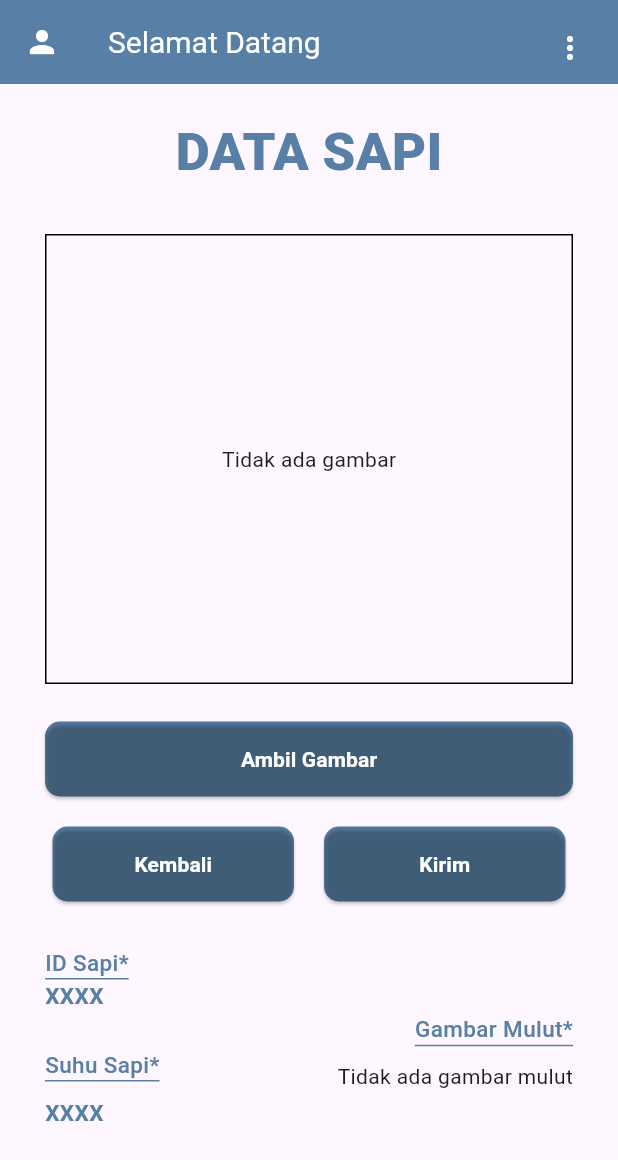
After one commit to MuhammadTsabitAlAzam/cowshed, a Flutter app: the KakiScreen screen opened directly, on a phone screen of 412 x 824 dp. The commit adds this screen. Shown: the top 1160 px of the screen. Run offline on Flutter 3.47's test engine with Material 2 defaults, Android fonts, the phone set to English and light mode, and no system bars; our stand-ins replace image_picker, persistent_bottom_nav_bar; project files that could hold a hidden picture were left out.

Commit message:
Tampilan Done

```diff
--- a/lib/Component/BottomNavbar.dart
+++ b/lib/Component/BottomNavbar.dart
@@ -1,5 +1,6 @@
 import 'package:cowshed/Screen/HasilScanScreen.dart';
 import 'package:cowshed/Screen/ProfileScreen.dart';
+import 'package:cowshed/Screen/ScanScreen.dart';
 import 'package:cowshed/Templates/Color/myColor.dart';
 import 'package:flutter/material.dart';
 import 'package:persistent_bottom_nav_bar/persistent_tab_view.dart';
@@ -41,7 +42,7 @@ class BottomNavbar extends StatelessWidget {
   List<Widget> _buildScreens() {
     return [
       HomeScreen(),
-      Container(),
+      ScanScreen(),
       HasilScanScreen(),
       ProfileScreen(),
     ];
--- /dev/null
+++ b/lib/Page/KakiPage.dart
@@ -0,0 +1,145 @@
+import 'dart:io';
+
+import 'package:cowshed/Page/DataSapiPage.dart';
+import 'package:cowshed/Screen/DataSapiScreen.dart';
+import 'package:cowshed/Templates/Button/HalfButton.dart';
+import 'package:flutter/material.dart';
+import 'package:image_picker/image_picker.dart';
+
+import '../Templates/Color/myColor.dart';
+import '../Templates/Text/Text.dart';
+import '../Templates/Button/DefaultButton.dart';
+
+class KakiPage extends StatefulWidget {
+  final File? mulut;
+  KakiPage({Key? key, this.mulut}) : super(key: key);
+
+  @override
+  _KakiPageState createState() => _KakiPageState();
+}
+
+class _KakiPageState extends State<KakiPage> {
+  File? picture;
+  bool _isPictureTaken = false;
+
+  void _pickImage() async {
+    final XFile? pickedImage = await ImagePicker().pickImage(source: ImageSource.camera);
+
+    if (pickedImage != null) {
+      setState(() {
+        picture = File(pickedImage.path);
+        _isPictureTaken = true;
+      });
+    }
+  }
+
+  @override
+  Widget build(BuildContext context) {
+    return SingleChildScrollView(
+      child: Container(
+        padding: EdgeInsets.symmetric(vertical: 20, horizontal: 30),
+        child: Column(
+          children: [
+            BoldThemedText('DATA SAPI'),
+            SizedBox(height: 30,),
+            Stack(
+              alignment: Alignment.center,
+              children: [
+                if (!_isPictureTaken)
+                  Container(
+                    width: double.infinity,
+                    height: 300,
+                    decoration: BoxDecoration(
+                      border: Border.all(color: Colors.black, width: 1),
+                    ),
+                    child: Center(
+                      child: Text('Tidak ada gambar'),
+                    ),
+                  ),
+                if (_isPictureTaken)
+                  Image.file(
+                    picture!,
+                    width: MediaQuery.of(context).size.width - 70,
+                    fit: BoxFit.cover,
+                  ),
+              ],
+            ),
+            SizedBox(height: 25,),
+            DefaultButton(
+              onPressed: _pickImage,
+              label: 'Ambil Gambar',
+            ),
+            SizedBox(height: 20,),
+            Container(
+              width: MediaQuery.of(context).size.width-70,
+              child: Row(
+                children: [
+                  HalfButton(
+                    label: 'Kembali',
+                    onPressed: () {
+                      Navigator.of(context).pop();
+                    },
+                  ),
+                  SizedBox(width: 20,),
+                  HalfButton(
+                    label: 'Kirim',
+                    onPressed: () {
+                      if (picture != null) {
+                        Navigator.of(context).push(
+                          MaterialPageRoute(
+                            builder: (context) => DataSapiScreen(mulut: widget.mulut, kaki: picture,),
+                          ),
+                        );
+                      }
+                    },
+                  ),
+                ],
+              ),
+            ),
+            SizedBox(height: 30,),
+            Container(
+              child: Row(
+                mainAxisAlignment: MainAxisAlignment.spaceBetween,
+                    children: [
+                      Container(
+                        child: Column(
+                          crossAxisAlignment: CrossAxisAlignment.start,
+                          children: [
+                            UnderlineThemedText('ID Sapi*'),
+                            CommonThemedText('XXXX'),
+                            SizedBox(height: 25,),
+                            UnderlineThemedText('Suhu Sapi*'),
+                            SizedBox(height: 10,),
+                            CommonThemedText('XXXX')
+                          ],
+                        ),
+                      ),
+                      Container(
+                        child: Column(
+                          crossAxisAlignment: CrossAxisAlignment.end,
+                          children: [
+                            SizedBox(height: 20,),
+                            UnderlineThemedText('Gambar Mulut*'),
+                            SizedBox(height: 10,),
+                            Container(
+                              child: widget.mulut != null
+                                  ? Image.file(
+                                widget.mulut!,
+                                width: 100,
+                                height: 150,
+                                fit: BoxFit.cover,
+                              )
+                                  : Text('Tidak ada gambar mulut'),
+                            )
+                          ],
+                        ),
+                      ),
+                    ],
+                  ),
+            ),
+          ],
+        ),
+      ),
+    );
+  }
+}
--- a/lib/Page/LandingPage.dart
+++ b/lib/Page/LandingPage.dart
@@ -2,7 +2,6 @@ import 'package:cowshed/Screen/LoginScreen.dart';
 import 'package:cowshed/Screen/RegisterScreen.dart';
 import 'package:cowshed/Templates/Button/DefaultButton.dart';
 import 'package:flutter/material.dart';
-import 'package:flutter_svg/flutter_svg.dart';
 
 class LandingPage extends StatelessWidget {
   LandingPage({Key? key});
--- /dev/null
+++ b/lib/Page/SuhuPage.dart
@@ -0,0 +1,48 @@
+import 'package:cowshed/Screen/MulutScreen.dart';
+import 'package:cowshed/Templates/Button/DefaultButton.dart';
+import 'package:cowshed/Templates/Color/myColor.dart';
+import 'package:cowshed/Templates/Text/Text.dart';
+import 'package:cowshed/Templates/Textfield/ScanTextField.dart';
+import 'package:flutter/material.dart';
+
+class SuhuPage extends StatelessWidget {
+  SuhuPage({Key? key}) ;
+
+  final TextEditingController _suhu =  TextEditingController();
+
+  @override
+  Widget build(BuildContext context) {
+    return Container(
+      padding: EdgeInsets.symmetric(vertical: 20, horizontal: 25),
+      child: Column(
+        children: [
+          BoldThemedText('DATA SAPI'),
+          SizedBox(height: 30,),
+          Align(
+            alignment: Alignment.topLeft,
+            child: Column(
+              crossAxisAlignment: CrossAxisAlignment.start,
+              children: [
+                UnderlineThemedText('ID Sapi*'),
+                SizedBox(height: 10,),
+                CommonThemedText('XXXX'),
+                SizedBox(height: 25,),
+                UnderlineThemedText('Suhu Sapi*'),
+                SizedBox(height: 10,),
+                ScanTextField(controller: _suhu)
+              ],
+            ),
+          ),
+          SizedBox(height: 40,),
+          DefaultButton(label: 'Scan Mulut Sapi', onPressed: (){
+              Navigator.push(
+                context,
+                MaterialPageRoute(builder: (context) => MulutScreen()),
+              );
+          })
+        ],
+      ),
+
+    );
+  }
+}
--- /dev/null
+++ b/lib/Screen/KakiScreen.dart
@@ -0,0 +1,35 @@
+import 'dart:io';
+
+import 'package:cowshed/Page/KakiPage.dart';
+import 'package:flutter/material.dart';
+import '../Component/UserAppbar.dart';
+import '../Page/MulutPage.dart';
+
+class KakiScreen extends StatefulWidget {
+  final File? mulut;
+  KakiScreen({Key? key, this.mulut}) : super(key: key);
+
+  @override
+  State<KakiScreen> createState() => _KakiScreenState();
+}
+
+class _KakiScreenState extends State<KakiScreen> {
+  @override
+  Widget build(BuildContext context) {
+    return Scaffold(
+      appBar: UserAppBar(),
+      body: SafeArea(
+        child: SingleChildScrollView(
+          scrollDirection: Axis.vertical,
+          child: Column(
+            mainAxisAlignment: MainAxisAlignment.start,
+            crossAxisAlignment: CrossAxisAlignment.center,
+            children: [
+              KakiPage(mulut: widget.mulut,),
+            ],
+          ),
+        ),
+      ),
+    );
+  }
+}
--- /dev/null
+++ b/lib/Templates/Button/HalfButton.dart
@@ -0,0 +1,31 @@
+import 'package:cowshed/Templates/Color/myColor.dart';
+import 'package:flutter/material.dart';
+
+class HalfButton extends StatelessWidget {
+  final String label;
+  final Function() onPressed;
+  HalfButton({required this.label, required this.onPressed}) ;
+
+  @override
+  Widget build(BuildContext context) {
+    return Container(
+      width: MediaQuery.of(context).size.width/2-45,
+      height: 50,
+      decoration: BoxDecoration(
+        borderRadius: BorderRadius.circular(10),
+        color: AppColors.myColor,
+      ),
+      child: ElevatedButton(
+        onPressed: onPressed,
+        child: Text(label, style: TextStyle(color: Colors.white, fontWeight: FontWeight.bold),),
+        style: ElevatedButton.styleFrom(
+          primary: Colors.transparent,
+          onPrimary: Colors.transparent,
+          shape: RoundedRectangleBorder(
+            borderRadius: BorderRadius.circular(10), // Atur radius ke 10
+          ),
+        ),
+      ),
+    );
+  }
+}
--- a/lib/Templates/Text/Text.dart
+++ b/lib/Templates/Text/Text.dart
@@ -60,7 +60,7 @@ Widget LightThemedText(String title) => Text(
       title,
       style: TextStyle(
           // fontFamily: '',
-          fontSize: 10,
+          fontSize: 12,
           color: AppColors.myColor),
     );
 
@@ -87,3 +87,19 @@ Widget AppBarText(String title) => Text(
       fontSize: 20,
       color: Colors.white, fontWeight: FontWeight.w400),
 );
+
+Widget UnderlineThemedText(String title) => Container(
+  decoration:  BoxDecoration(
+      border: Border(
+          bottom: BorderSide(color: AppColors.myColor))
+  ),
+  child:   Text(
+    title,
+    style: TextStyle(
+      // fontFamily: '',
+        fontSize: 15,
+        color: AppColors.myColor,
+        fontWeight: FontWeight.w500,
+    ),
+  ),
+);
--- a/lib/main.dart
+++ b/lib/main.dart
@@ -1,10 +1,8 @@
 import 'package:cowshed/Screen/LandingScreen.dart';
-import 'package:cowshed/Screen/LoginScreen.dart';
-import 'package:cowshed/Screen/RegisterScreen.dart';
 import 'package:flutter/material.dart';
 
-void main() {
-  runApp(const MyApp());
+void main() async {
+  runApp(MyApp());
 }
 
 class MyApp extends StatelessWidget {
--- a/pubspec.yaml
+++ b/pubspec.yaml
@@ -35,9 +35,8 @@ dependencies:
   # The following adds the Cupertino Icons font to your application.
   # Use with the CupertinoIcons class for iOS style icons.
   cupertino_icons: ^1.0.2
-  flutter_svg: ^2.0.7
   persistent_bottom_nav_bar: ^5.0.2
-  pluto_grid: ^7.0.2
+  image_picker: ^1.0.4
 
 dev_dependencies:
   flutter_test:
```
Also changed, not shown: lib/Page/DataSapiPage.dart (added, +102 -0 lines), lib/Page/MulutPage.dart (added, +102 -0 lines), lib/Page/ScanPage.dart (added, +45 -0 lines), lib/Screen/DataSapiScreen.dart (added, +37 -0 lines), lib/Screen/MulutScreen.dart (added, +31 -0 lines), lib/Screen/ScanScreen.dart (added, +34 -0 lines), lib/Screen/SuhuScreen.dart (added, +35 -0 lines), lib/Templates/Textfield/ScanTextField.dart (added, +36 -0 lines), pubspec.lock, 6 other files.
